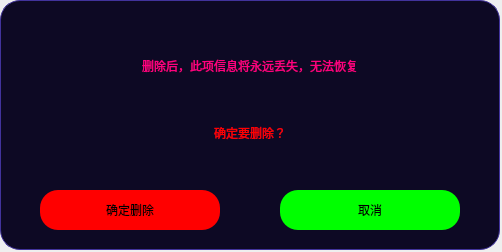
First picture: the form in UI/Delete_Warning_dark.ui, repository shiyindebcd/ProcessTrader, before the edit.
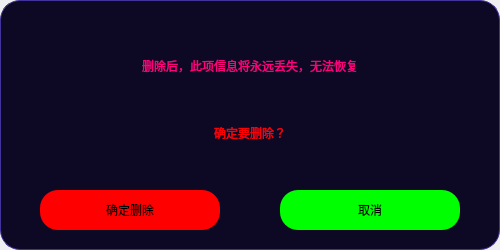
Second picture: the form after the edit.

```diff
--- a/UI/Delete_Warning_dark.ui
+++ b/UI/Delete_Warning_dark.ui
@@ -6,10 +6,22 @@
    <rect>
     <x>0</x>
     <y>0</y>
-    <width>502</width>
-    <height>252</height>
+    <width>500</width>
+    <height>250</height>
    </rect>
   </property>
+  <property name="minimumSize">
+   <size>
+    <width>500</width>
+    <height>250</height>
+   </size>
+  </property>
+  <property name="maximumSize">
+   <size>
+    <width>500</width>
+    <height>250</height>
+   </size>
+  </property>
   <property name="windowTitle">
    <string>Dialog</string>
   </property>
```
